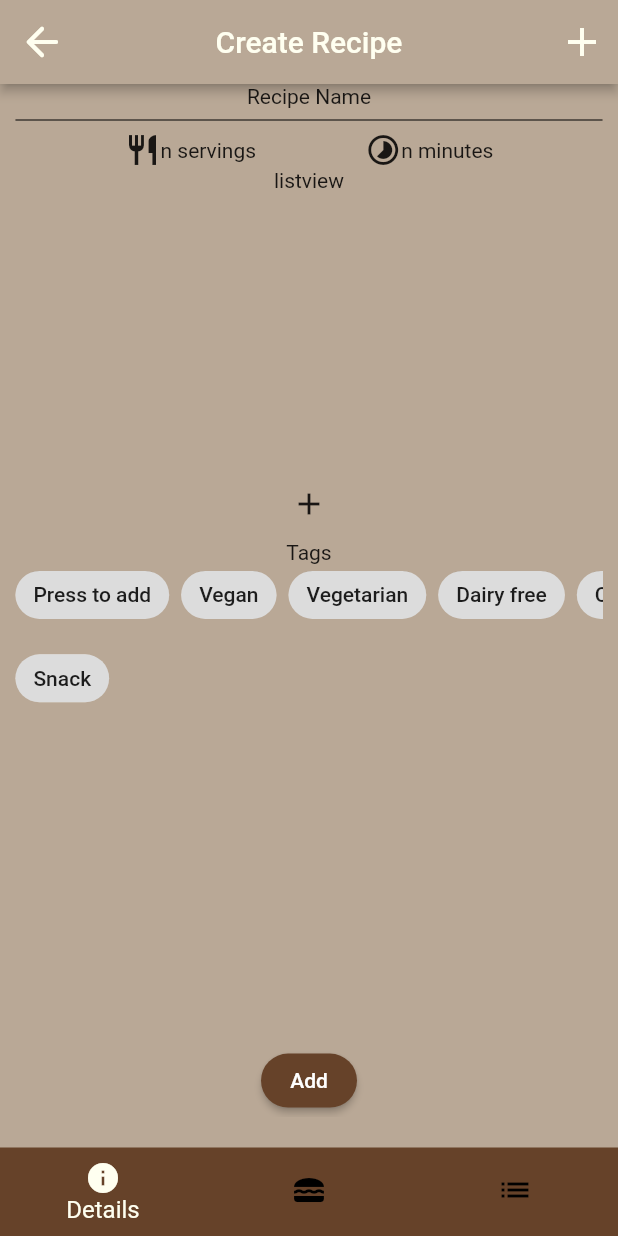
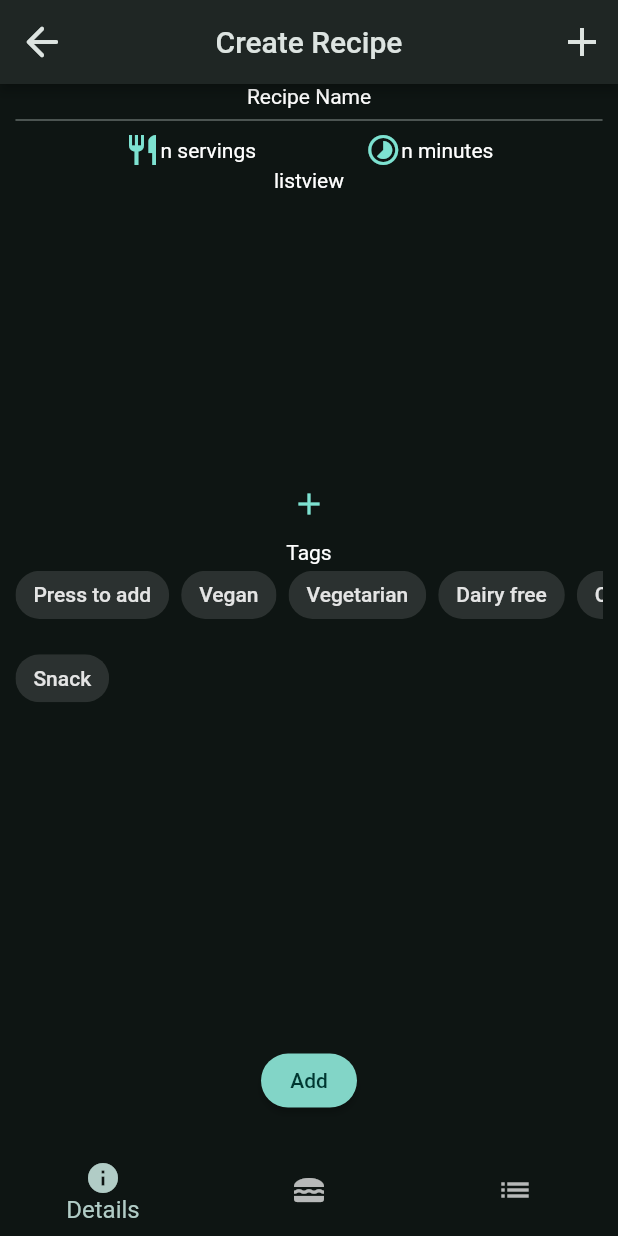
Before and after one commit to tcloutier4/recipe_app, a Flutter app: the screen it shows after launch, after a tap on the "add" icon, on a phone screen of 412 x 824 dp. Run offline on Flutter 3.47's test engine with Material 2 defaults, Android fonts, the phone set to English and light mode, and no system bars; our stand-ins replace firebase_core, get, hive; accounts and stored records are empty.

Commit message:
Merge branch 'thomas-design' of https://github.com/tcloutier4/recipe_app into raon-design

```diff
--- a/lib/controllers/home_controller.dart
+++ b/lib/controllers/home_controller.dart
@@ -11,11 +11,20 @@ class HomeController extends GetxController {
   TabController? tabController;
   RxString title = 'Recipes'.obs;
 
+  //Settings
+  ///index 0 is Light, 1 is Dark
+  RxList<bool> lightModeSettings = [true, false].obs;
+
   // RxMap<int, Recipe> recipeList = RxMap({});
   RxList<Recipe> recipeList = <Recipe>[].obs;
 
   Future<void> selectTab(int index) async {
-    List<String> appBarTitle = ['Recipes', 'Meal Plan', 'Groceries'];
+    List<String> appBarTitle = [
+      'Recipes',
+      'Meal Plan',
+      'Groceries',
+      'Settings',
+    ];
     tabIndex.value = index;
     tabController?.index = index;
     title.value = appBarTitle[index];
--- a/lib/main.dart
+++ b/lib/main.dart
@@ -1,5 +1,6 @@
 import 'package:firebase_core/firebase_core.dart';
 import 'package:flutter/material.dart';
+import 'package:get/get.dart';
 import 'package:hive/hive.dart';
 import 'package:path_provider/path_provider.dart';
 import 'package:recipe_app/bindings/splash_screen_binding.dart';
@@ -7,7 +8,7 @@ import 'package:recipe_app/controllers/controllers.dart';
 import 'package:recipe_app/models/ingredient.dart';
 import 'package:recipe_app/models/recipe.dart';
 import 'package:recipe_app/screens/home_screen/home_screen.dart';
-import 'package:recipe_app/shared/constants.dart';
+import 'package:recipe_app/shared/app_colors.dart';
 
 void main() async {
   WidgetsFlutterBinding.ensureInitialized();
@@ -36,14 +37,14 @@ class MyApp extends StatelessWidget {
 
   @override
   Widget build(BuildContext context) {
-    return MaterialApp(
-      title: 'Food App',
-      theme: ThemeData(
-        appBarTheme: const AppBarTheme(
-            foregroundColor: colorFloralWhite,
-            backgroundColor: colorBrownTeddy),
-      ),
-      home: const HomeScreen(),
+    return Obx(
+      (() => MaterialApp(
+            title: 'Food App',
+            theme: AppColors.lightTheme,
+            darkTheme: AppColors.darkTheme,
+            themeMode: AppColors.themeMode.value,
+            home: const HomeScreen(),
+          )),
     );
   }
 }
--- a/lib/mixins/loader_mixin.dart
+++ b/lib/mixins/loader_mixin.dart
@@ -1,5 +1,4 @@
 import 'package:flutter/material.dart';
-import 'package:recipe_app/shared/constants.dart';
 
 class LoaderMixin {
   void showLoaderDialog(BuildContext context) {
@@ -14,9 +13,7 @@ class LoaderMixin {
             return false;
           },
           child: const Center(
-            child: CircularProgressIndicator(
-              valueColor: AlwaysStoppedAnimation<Color>(colorFloralWhite),
-            ),
+            child: CircularProgressIndicator(),
           ),
         ),
       ),
--- a/lib/screens/home_screen/grocery_list_screen/grocery_list_screen.dart
+++ b/lib/screens/home_screen/grocery_list_screen/grocery_list_screen.dart
@@ -1,5 +1,4 @@
 import 'package:flutter/material.dart';
-import 'package:recipe_app/shared/constants.dart';
 
 class GroceryListScreen extends StatefulWidget {
   const GroceryListScreen({
@@ -14,7 +13,6 @@ class _GroceryListScreenState extends State<GroceryListScreen> {
   @override
   Widget build(BuildContext context) {
     return Scaffold(
-      backgroundColor: colorBrownTeddy,
       body: Center(
         child: Column(
           mainAxisAlignment: MainAxisAlignment.center,
--- a/lib/screens/home_screen/home_screen.dart
+++ b/lib/screens/home_screen/home_screen.dart
@@ -4,6 +4,7 @@ import 'package:recipe_app/controllers/controllers.dart';
 import 'package:recipe_app/screens/home_screen/grocery_list_screen/grocery_list_screen.dart';
 import 'package:recipe_app/screens/home_screen/meal_plan_screen/meal_plan_screen.dart';
 import 'package:recipe_app/screens/home_screen/recipe_screen/recipes_screen.dart';
+import 'package:recipe_app/screens/home_screen/settings_screen/settings_screen.dart';
 import 'package:recipe_app/widgets/home_screen_widgets/home_bottom_nav_bar.dart';
 
 class HomeScreen extends StatefulWidget {
@@ -19,7 +20,7 @@ class _HomeScreenState extends State<HomeScreen> with TickerProviderStateMixin {
   @override
   void initState() {
     super.initState();
-    homeController.tabController = TabController(length: 3, vsync: this);
+    homeController.tabController = TabController(length: 4, vsync: this);
   }
 
   @override
@@ -27,7 +28,7 @@ class _HomeScreenState extends State<HomeScreen> with TickerProviderStateMixin {
     return Obx(
       (() => Scaffold(
             body: DefaultTabController(
-              length: 3,
+              length: 4,
               child: Scaffold(
                 appBar: AppBar(
                   leading: TextButton(
@@ -44,6 +45,7 @@ class _HomeScreenState extends State<HomeScreen> with TickerProviderStateMixin {
                     RecipesPage(),
                     MealPlanScreen(),
                     GroceryListScreen(),
+                    SettingsScreen(),
                   ],
                 ),
                 bottomNavigationBar: HomeBottomNavBar(
--- a/lib/screens/home_screen/meal_plan_screen/meal_plan_screen.dart
+++ b/lib/screens/home_screen/meal_plan_screen/meal_plan_screen.dart
@@ -1,5 +1,4 @@
 import 'package:flutter/material.dart';
-import 'package:recipe_app/shared/constants.dart';
 
 class MealPlanScreen extends StatefulWidget {
   const MealPlanScreen({
@@ -14,7 +13,6 @@ class _MealPlanScreenState extends State<MealPlanScreen> {
   @override
   Widget build(BuildContext context) {
     return Scaffold(
-      backgroundColor: colorBrownTeddy,
       body: Center(
         child: Column(
           mainAxisAlignment: MainAxisAlignment.center,
--- a/lib/screens/home_screen/recipe_screen/add_recipe_screen/add_recipe_screen.dart
+++ b/lib/screens/home_screen/recipe_screen/add_recipe_screen/add_recipe_screen.dart
@@ -6,7 +6,6 @@ import 'package:recipe_app/screens/home_screen/recipe_screen/add_recipe_screen/d
 import 'package:recipe_app/screens/home_screen/recipe_screen/add_recipe_screen/ingredients_screen.dart';
 import 'package:recipe_app/screens/home_screen/recipe_screen/add_recipe_screen/instructions_screen.dart';
 import 'package:recipe_app/screens/home_screen/recipe_screen/recipe_bottom_nav_bar.dart';
-import 'package:recipe_app/shared/constants.dart';
 
 import '../../../../models/recipe.dart';
 import '../../../../shared/utility_functions.dart';
@@ -45,7 +44,6 @@ class _AddRecipeScreenState extends State<AddRecipeScreen>
         (() => DefaultTabController(
               length: 3,
               child: Scaffold(
-                backgroundColor: colorBrownTeddy,
                 key: const Key("AddRecipeScaffoldKey"),
                 appBar: AppBar(
                   automaticallyImplyLeading: false,
@@ -69,9 +67,6 @@ class _AddRecipeScreenState extends State<AddRecipeScreen>
                     (widget.initialRecipe != null)
                         ? 'Update Recipe'
                         : 'Create Recipe',
-                    style: const TextStyle(
-                      color: colorFloralWhite,
-                    ),
                   ),
                   centerTitle: true,
                   actions: [
@@ -89,7 +84,6 @@ class _AddRecipeScreenState extends State<AddRecipeScreen>
                           Icons.add,
                         ))
                   ],
-                  backgroundColor: colorBrownTeddy,
                   bottomOpacity: 0.0,
                   elevation: 3.0,
                 ),
--- a/lib/screens/home_screen/recipe_screen/add_recipe_screen/details_screen.dart
+++ b/lib/screens/home_screen/recipe_screen/add_recipe_screen/details_screen.dart
@@ -1,6 +1,5 @@
 import 'package:flutter/material.dart';
 import 'package:get/get.dart';
-import 'package:recipe_app/shared/constants.dart';
 import 'package:recipe_app/widgets/custom_divider.dart';
 
 class DetailsScreen extends StatefulWidget {
@@ -104,7 +103,6 @@ class _DetailsScreenState extends State<DetailsScreen> {
                     style: ElevatedButton.styleFrom(
                       shape: RoundedRectangleBorder(
                           borderRadius: BorderRadius.circular(18)),
-                      backgroundColor: colorBrown,
                     )),
               )
             ],
--- a/lib/screens/home_screen/recipe_screen/recipe_bottom_nav_bar.dart
+++ b/lib/screens/home_screen/recipe_screen/recipe_bottom_nav_bar.dart
@@ -1,5 +1,4 @@
 import 'package:flutter/material.dart';
-import 'package:recipe_app/shared/constants.dart';
 
 class RecipeBottomNavBar extends StatelessWidget {
   final int selectedIndex;
@@ -17,9 +16,6 @@ class RecipeBottomNavBar extends StatelessWidget {
       elevation: 0.0,
       currentIndex: selectedIndex,
       onTap: onTap,
-      backgroundColor: colorBrown,
-      selectedItemColor: colorFloralWhite,
-      unselectedItemColor: Colors.black,
       selectedFontSize: 16,
       showSelectedLabels: true,
       showUnselectedLabels: false,
--- a/lib/screens/home_screen/recipe_screen/recipes_screen.dart
+++ b/lib/screens/home_screen/recipe_screen/recipes_screen.dart
@@ -3,7 +3,6 @@ import 'package:get/get.dart';
 import 'package:recipe_app/controllers/controllers.dart';
 import 'package:recipe_app/screens/home_screen/recipe_screen/add_recipe_screen/add_recipe_screen.dart';
 import 'package:recipe_app/screens/home_screen/recipe_screen/recipe_card.dart';
-import 'package:recipe_app/shared/constants.dart';
 import 'package:recipe_app/widgets/custom_divider.dart';
 
 class RecipesPage extends StatefulWidget {
@@ -24,7 +23,6 @@ class _RecipesPageState extends State<RecipesPage> {
   @override
   Widget build(BuildContext context) {
     return Scaffold(
-      backgroundColor: Colors.white,
       body: Padding(
         padding: EdgeInsets.symmetric(
           horizontal: MediaQuery.of(context).size.width * .025,
@@ -57,7 +55,6 @@ class _RecipesPageState extends State<RecipesPage> {
       ),
       floatingActionButton: FloatingActionButton(
         elevation: 8,
-        backgroundColor: colorBrown,
         onPressed: () {
           //use this for reference of how to use firebase
           // DatabaseReference _testRef =
@@ -71,7 +68,9 @@ class _RecipesPageState extends State<RecipesPage> {
           );
         },
         tooltip: 'Create Recipe',
-        child: const Icon(Icons.add, color: colorFloralWhite),
+        child: const Icon(
+          Icons.add,
+        ),
       ),
     );
   }
--- /dev/null
+++ b/lib/shared/app_colors.dart
@@ -0,0 +1,33 @@
+import 'package:flutter/material.dart';
+import 'package:get/get.dart';
+
+class AppColors {
+  static ThemeData darkTheme = ThemeData(
+    brightness: Brightness.dark,
+    iconTheme: const IconThemeData(color: Color.fromARGB(255, 125, 226, 209)),
+    floatingActionButtonTheme: const FloatingActionButtonThemeData(
+        backgroundColor: Color.fromARGB(255, 125, 226, 209)),
+    colorSchemeSeed: const Color.fromARGB(255, 125, 226, 209),
+  );
+
+  static ThemeData lightTheme = ThemeData(
+    brightness: Brightness.light,
+    iconTheme: const IconThemeData(color: Color.fromARGB(255, 125, 226, 209)),
+    floatingActionButtonTheme: const FloatingActionButtonThemeData(
+        backgroundColor: Color.fromARGB(255, 125, 226, 209)),
+    colorSchemeSeed: const Color.fromARGB(255, 125, 226, 209),
+  );
+
+  static Rx<ThemeMode> themeMode = ThemeMode.dark.obs;
+  // static Color iconColor = Colors.white70;
+
+  void enableLightMode() {
+    themeMode.value = ThemeMode.light;
+    // iconColor = Colors.black87;
+  }
+
+  void enableDarkMode() {
+    themeMode.value = ThemeMode.dark;
+    // iconColor = Colors.white70;
+  }
+}
--- a/lib/shared/constants.dart
+++ /dev/null
@@ -1,11 +0,0 @@
-import 'package:flutter/material.dart';
-
-// const colorTeal = Color.fromARGB(255, 0, 199, 204);
-// const colorTealLight = Color.fromARGB(255, 51, 210, 214);
-// const colorGrey = Color.fromARGB(255, 67, 70, 75);
-// const colorGreyLight = Color.fromARGB(255, 105, 107, 111);
-
-const colorFloralWhite = Color.fromARGB(255, 255, 255, 240);
-const colorBrownLight = Color.fromARGB(255, 207, 122, 42);
-const colorBrown = Color.fromARGB(255, 102, 66, 41);
-const colorBrownTeddy = Color.fromARGB(255, 185, 168, 150);
--- a/lib/widgets/custom_divider.dart
+++ b/lib/widgets/custom_divider.dart
@@ -2,22 +2,18 @@ import 'package:flutter/material.dart';
 
 class CustomDivider extends StatelessWidget {
   final String? text;
-  final Color? dividerColor;
-  final Color? textColor;
 
   const CustomDivider({
     Key? key,
     this.text,
-    this.dividerColor,
-    this.textColor,
   }) : super(key: key);
 
   @override
   Widget build(BuildContext context) {
     return Row(
       children: [
-        Expanded(
-          child: Divider(color: dividerColor ?? Colors.black),
+        const Expanded(
+          child: Divider(),
         ),
         if (text != null && text!.isNotEmpty) ...[
           Padding(
@@ -25,11 +21,10 @@ class CustomDivider extends StatelessWidget {
                 horizontal: MediaQuery.of(context).size.width * .025),
             child: Text(
               text!,
-              style: TextStyle(color: textColor),
             ),
           ),
-          Expanded(
-            child: Divider(color: dividerColor ?? Colors.black),
+          const Expanded(
+            child: Divider(),
           ),
         ]
       ],
--- a/lib/widgets/home_screen_widgets/home_bottom_nav_bar.dart
+++ b/lib/widgets/home_screen_widgets/home_bottom_nav_bar.dart
@@ -1,5 +1,4 @@
 import 'package:flutter/material.dart';
-import 'package:recipe_app/shared/constants.dart';
 
 class HomeBottomNavBar extends StatelessWidget {
   final int selectedIndex;
@@ -17,9 +16,6 @@ class HomeBottomNavBar extends StatelessWidget {
       elevation: 0.0,
       currentIndex: selectedIndex,
       onTap: onTap,
-      backgroundColor: colorBrown,
-      selectedItemColor: colorFloralWhite,
-      unselectedItemColor: Colors.black,
       selectedFontSize: 16,
       showSelectedLabels: true,
       showUnselectedLabels: false,
@@ -43,6 +39,12 @@ class HomeBottomNavBar extends StatelessWidget {
           ),
           label: 'Groceries',
         ),
+        BottomNavigationBarItem(
+          icon: Icon(
+            Icons.settings,
+          ),
+          label: 'Settings',
+        ),
       ],
     );
   }
```
Also changed, not shown: lib/screens/home_screen/recipe_screen/add_recipe_screen/add_recipe_outline_text_field.dart (+3 -8 lines), lib/screens/home_screen/recipe_screen/add_recipe_screen/ingredients_screen.dart (+6 -9 lines), lib/screens/home_screen/recipe_screen/recipe_card.dart (+4 -8 lines), lib/screens/home_screen/settings_screen/settings_screen.dart (added, +53 -0 lines), lib/shared/utility_functions.dart (+2 -5 lines).
